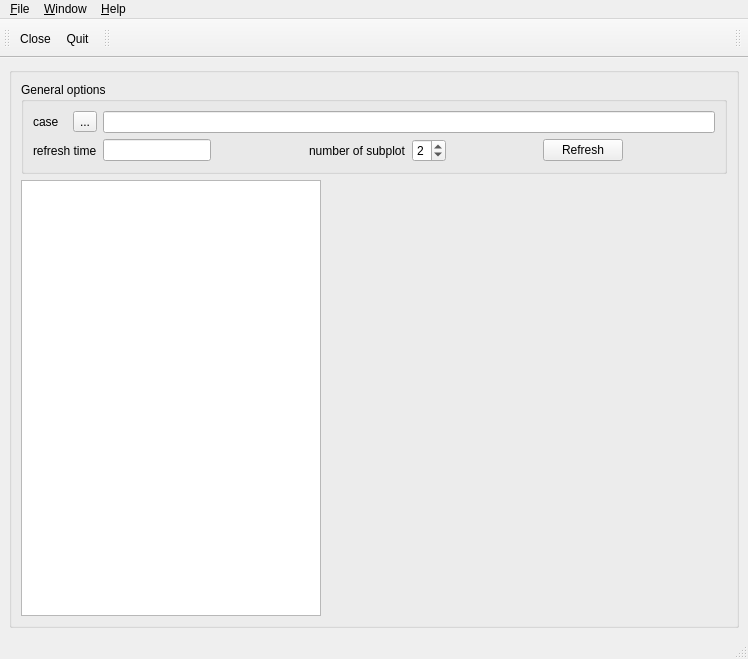
This is gui/trackcvg/MainForm.ui in code-saturne/code_saturne as Qt 5 draws it before an edit. The edited form follows.
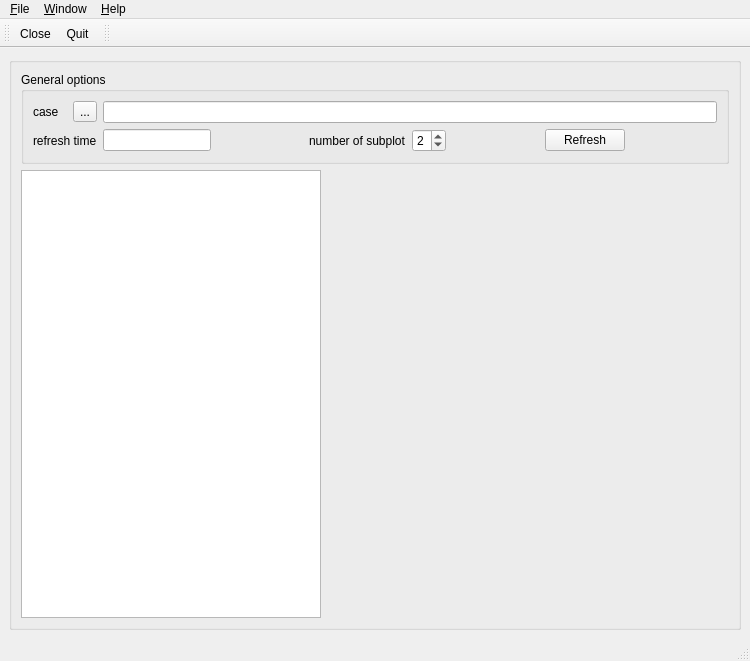
This is the edited form. Icons and pictures are not drawn.

Diff of the .ui file:
```diff
--- a/gui/trackcvg/MainForm.ui
+++ b/gui/trackcvg/MainForm.ui
@@ -7,8 +7,8 @@
    <rect>
     <x>0</x>
     <y>0</y>
-    <width>746</width>
-    <height>659</height>
+    <width>750</width>
+    <height>661</height>
    </rect>
   </property>
   <property name="windowTitle">
@@ -171,8 +171,8 @@
     <rect>
      <x>0</x>
      <y>0</y>
-     <width>746</width>
-     <height>31</height>
+     <width>750</width>
+     <height>28</height>
     </rect>
    </property>
    <widget class="QMenu" name="menu_Help">
@@ -247,21 +247,6 @@
     <bool>false</bool>
    </attribute>
   </widget>
-  <widget class="QToolBar" name="toolBar_5">
-   <property name="windowTitle">
-    <string>toolBar_5</string>
-   </property>
-   <property name="layoutDirection">
-    <enum>Qt::RightToLeft</enum>
-   </property>
-   <attribute name="toolBarArea">
-    <enum>TopToolBarArea</enum>
-   </attribute>
-   <attribute name="toolBarBreak">
-    <bool>false</bool>
-   </attribute>
-   <addaction name="displayLogo"/>
-  </widget>
   <widget class="QStatusBar" name="statusbar"/>
   <action name="fileCloseAction">
    <property name="icon">
@@ -308,12 +293,6 @@
     <string>Ctrl+P</string>
    </property>
   </action>
-  <action name="displayLogo">
-   <property name="icon">
-    <iconset resource="resource_base.qrc">
-     <normaloff>:/icons/22x22/MONO-bulle-HD.png</normaloff>:/icons/22x22/MONO-bulle-HD.png</iconset>
-   </property>
-  </action>
   <action name="reload_modulesAction">
    <property name="icon">
     <iconset>
```
Left out of the diff: 4 changed lines with no effect on the pictures.
